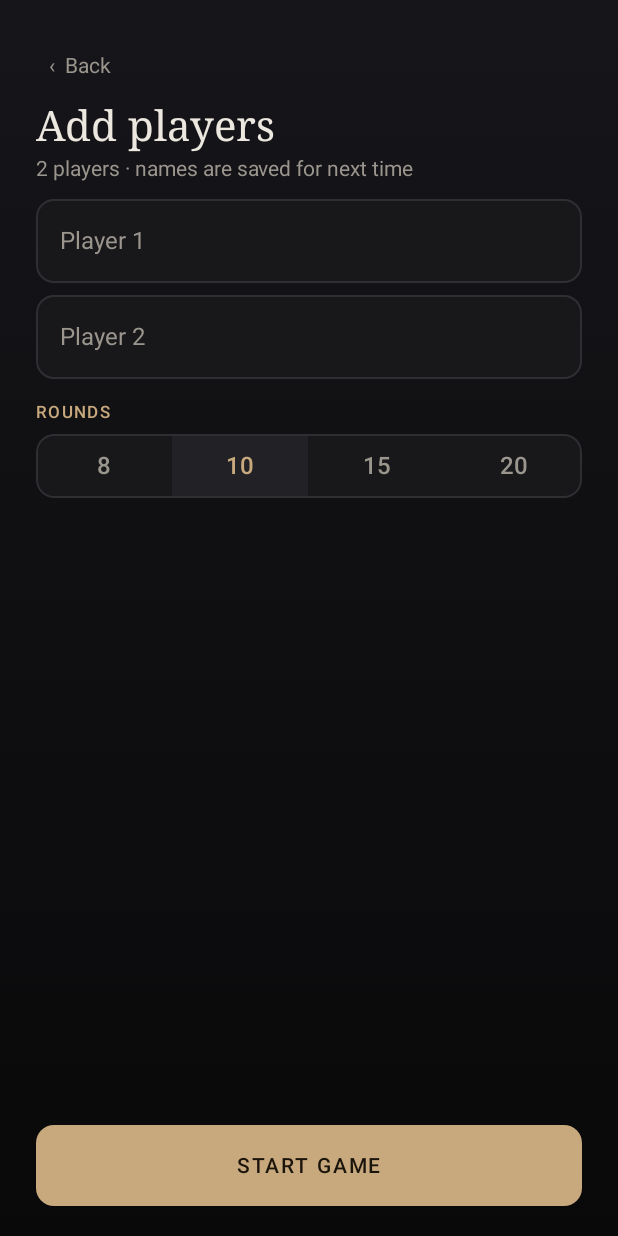
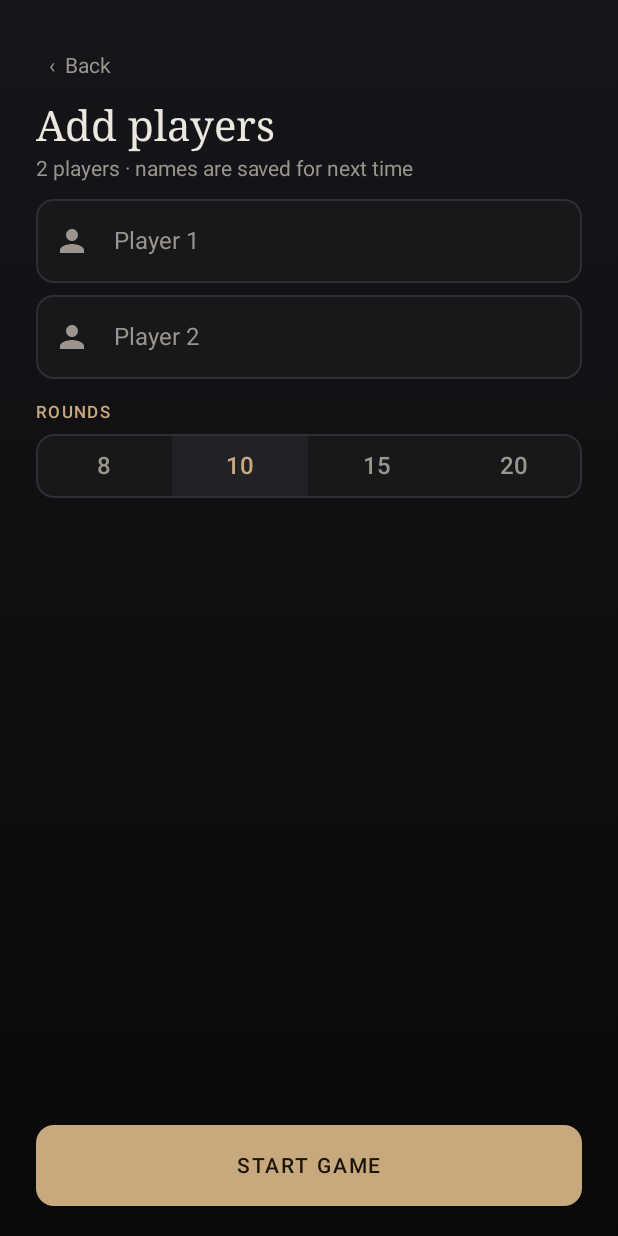
Before and after one commit to bhavsardhruv206/TRUTH-OR-TROUBLE, an Android app built with Jetpack Compose: the composable SetupScreen shown on its own in the app's theme, on a phone screen of 412 x 824 dp. Run offline under Robolectric (Android 15) with nearby library versions, the phone set to English and light mode, and no system bars; 7 statements that could not run were skipped.

Commit message:
Show a person icon beside each player name (a heart for Closer partners)
Co-Authored-By: Claude Opus 5.5 <noreply@anthropic.com>
Claude-Session: https://claude.ai/code/session_01MobmGH38kxH1UFNkkeHe3P

```diff
--- a/app/src/main/kotlin/com/afterhours/app/ui/Screens.kt
+++ b/app/src/main/kotlin/com/afterhours/app/ui/Screens.kt
@@ -19,6 +19,9 @@ import androidx.compose.foundation.rememberScrollState
 import androidx.compose.foundation.shape.RoundedCornerShape
 import androidx.compose.foundation.text.KeyboardOptions
 import androidx.compose.foundation.verticalScroll
+import androidx.compose.material.icons.Icons
+import androidx.compose.material.icons.filled.Favorite
+import androidx.compose.material.icons.filled.Person
 import androidx.compose.material3.*
 import androidx.compose.material3.Card
 import androidx.compose.runtime.*
@@ -719,6 +722,14 @@ fun SetupScreen(
                     OutlinedTextField(
                         value = name, onValueChange = { onName(i, it) },
                         placeholder = { Text(if (couples) "Partner ${i + 1}" else "Player ${i + 1}", color = Stone) }, singleLine = true,
+                        leadingIcon = {
+                            // Heart for partners in a couples game, a person for everyone else.
+                            Icon(
+                                if (couples) Icons.Filled.Favorite else Icons.Filled.Person,
+                                contentDescription = null,
+                                tint = if (name.isBlank()) Stone else Champagne,
+                            )
+                        },
                         keyboardOptions = KeyboardOptions(imeAction = ImeAction.Next),
                         modifier = Modifier.weight(1f),
                         shape = RoundedCornerShape(12.dp),
```
